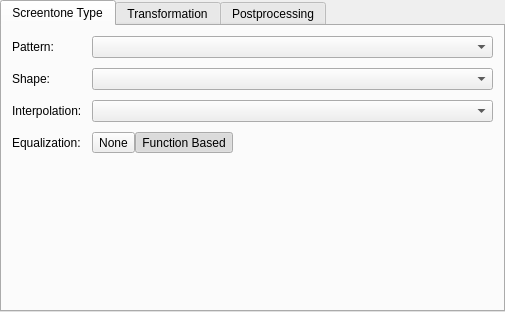
Above: plugins/generators/screentone/KisScreentoneConfigWidget.ui from KDE/krita before the change. Below: the same form after it.
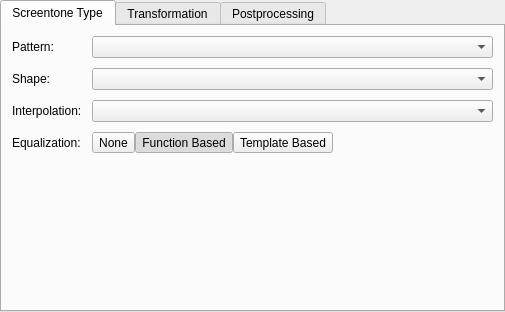
That is the form after the change. Custom widgets are drawn as their Qt base class.

Commit message: Add template based equalization to the screentone generator

```diff
--- a/plugins/generators/screentone/KisScreentoneConfigWidget.ui
+++ b/plugins/generators/screentone/KisScreentoneConfigWidget.ui
@@ -167,6 +167,19 @@
              </attribute>
             </widget>
            </item>
+           <item>
+            <widget class="KoGroupButton" name="buttonEqualizationTemplateBased">
+             <property name="text">
+              <string comment="Screentone equalization mode">Template Based</string>
+             </property>
+             <property name="checkable">
+              <bool>true</bool>
+             </property>
+             <attribute name="buttonGroup">
+              <string notr="true">buttonGroup_2</string>
+             </attribute>
+            </widget>
+           </item>
           </layout>
          </item>
         </layout>
```
The commit also changes 13 other files.
